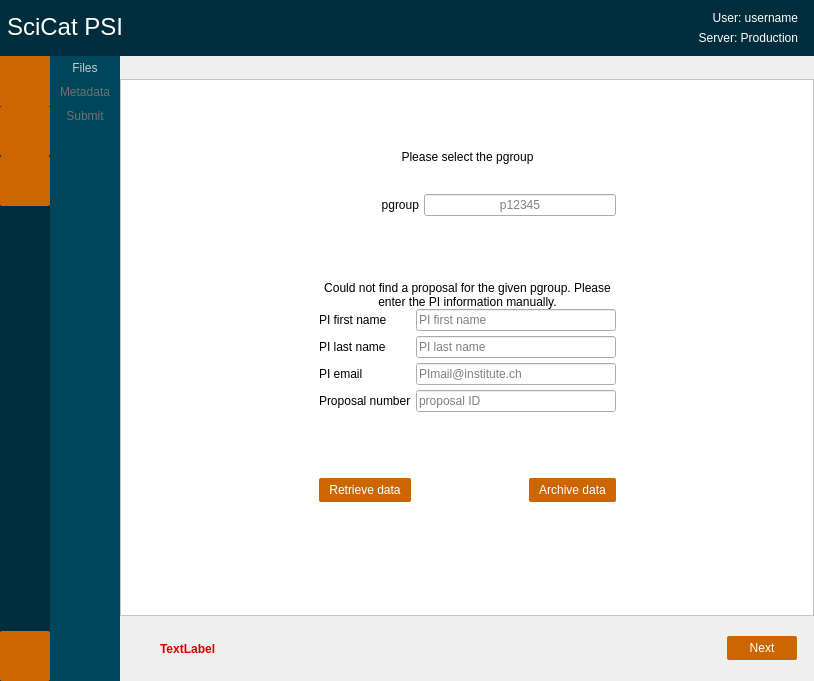
Old version of the form PSIArchiver/dialog.ui in the repository paulscherrerinstitute/scicat-qt.
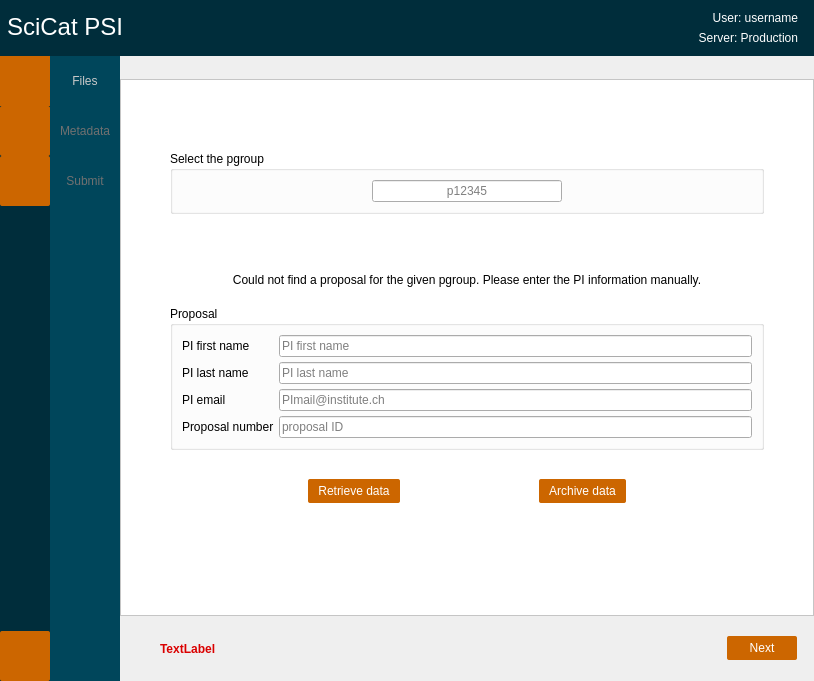
New version of the form. The open tabs and pages were chosen to show the change. Icons and pictures are not drawn.

Patch:
```diff
--- a/PSIArchiver/dialog.ui
+++ b/PSIArchiver/dialog.ui
@@ -387,7 +387,7 @@
         </size>
        </property>
        <property name="styleSheet">
-        <string notr="true">QStackedWidget{background-color:rgb(0, 70, 91); border:0px}</string>
+        <string notr="true">QStackedWidget{background-color:rgb(0, 70, 91); border:0px; padding:0px}</string>
        </property>
        <property name="currentIndex">
         <number>0</number>
@@ -405,7 +405,7 @@
          </sizepolicy>
         </property>
         <property name="styleSheet">
-         <string notr="true">QWidget{background-color:rgb(0, 70, 91); border:0px}</string>
+         <string notr="true">QWidget{background-color:rgb(0, 70, 91); border:0px; padding:0px; padding-top:15px; padding-bottom:15px}</string>
         </property>
         <layout class="QVBoxLayout" name="verticalLayout_13">
          <property name="spacing">
@@ -447,8 +447,8 @@
              </property>
              <property name="minimumSize">
               <size>
-               <width>70</width>
-               <height>24</height>
+               <width>50</width>
+               <height>50</height>
               </size>
              </property>
              <property name="styleSheet">
@@ -475,8 +475,8 @@
              </property>
              <property name="minimumSize">
               <size>
-               <width>70</width>
-               <height>24</height>
+               <width>50</width>
+               <height>50</height>
               </size>
              </property>
              <property name="styleSheet">
@@ -503,8 +503,8 @@
              </property>
              <property name="minimumSize">
               <size>
-               <width>70</width>
-               <height>24</height>
+               <width>50</width>
+               <height>50</height>
               </size>
              </property>
              <property name="styleSheet">
@@ -688,27 +688,42 @@
             <number>2</number>
            </property>
            <widget class="QWidget" name="startPage">
-            <layout class="QHBoxLayout" name="horizontalLayout_3">
-             <property name="spacing">
-              <number>0</number>
-             </property>
-             <property name="leftMargin">
-              <number>0</number>
-             </property>
-             <property name="topMargin">
-              <number>0</number>
-             </property>
-             <property name="rightMargin">
-              <number>0</number>
-             </property>
-             <property name="bottomMargin">
-              <number>0</number>
-             </property>
+            <layout class="QHBoxLayout" name="horizontalLayout_15">
+             <item>
+              <layout class="QVBoxLayout" name="verticalLayout_29">
+               <item>
+                <spacer name="verticalSpacer_21">
+                 <property name="orientation">
+                  <enum>Qt::Vertical</enum>
+                 </property>
+                 <property name="sizeHint" stdset="0">
+                  <size>
+                   <width>20</width>
+                   <height>40</height>
+                  </size>
+                 </property>
+                </spacer>
+               </item>
+               <item>
+                <layout class="QHBoxLayout" name="horizontalLayout_6">
+                 <item>
+                  <spacer name="horizontalSpacer_4">
+                   <property name="orientation">
+                    <enum>Qt::Horizontal</enum>
+                   </property>
+                   <property name="sizeType">
+                    <enum>QSizePolicy::Fixed</enum>
+                   </property>
+                   <property name="sizeHint" stdset="0">
+                    <size>
+                     <width>40</width>
+                     <height>20</height>
+                    </size>
+                   </property>
+                  </spacer>
+                 </item>
              <item>
-              <layout class="QVBoxLayout" name="verticalLayout_4">
-               <property name="spacing">
-                <number>0</number>
-               </property>
+                  <layout class="QVBoxLayout" name="verticalLayout_28">
                <item>
                 <spacer name="verticalSpacer">
                  <property name="orientation">
@@ -716,51 +731,34 @@
                  </property>
                  <property name="sizeHint" stdset="0">
                   <size>
-                   <width>20</width>
-                   <height>32</height>
+                       <width>679</width>
+                       <height>13</height>
                   </size>
                  </property>
                 </spacer>
                </item>
+                   <item>
+                    <widget class="QGroupBox" name="groupBoxPgroup">
+                     <property name="title">
+                      <string>Select the pgroup</string>
+                     </property>
+                     <layout class="QVBoxLayout" name="verticalLayout_4">
                <item>
                 <layout class="QHBoxLayout" name="horizontalLayout_2">
                  <item>
-                  <spacer name="horizontalSpacer_4">
+                         <spacer name="horizontalSpacer_2">
                    <property name="orientation">
                     <enum>Qt::Horizontal</enum>
                    </property>
                    <property name="sizeHint" stdset="0">
                     <size>
-                     <width>40</width>
+                            <width>33</width>
                      <height>20</height>
                     </size>
                    </property>
                   </spacer>
                  </item>
                  <item>
-                  <layout class="QVBoxLayout" name="verticalLayout_3">
-                   <item>
-                    <layout class="QFormLayout" name="formLayout_2">
-                     <property name="horizontalSpacing">
-                      <number>5</number>
-                     </property>
-                     <property name="verticalSpacing">
-                      <number>5</number>
-                     </property>
-                     <item row="1" column="0">
-                      <spacer name="horizontalSpacer">
-                       <property name="orientation">
-                        <enum>Qt::Horizontal</enum>
-                       </property>
-                       <property name="sizeHint" stdset="0">
-                        <size>
-                         <width>40</width>
-                         <height>20</height>
-                        </size>
-                       </property>
-                      </spacer>
-                     </item>
-                     <item row="2" column="1">
                       <widget class="QLineEdit" name="lineEditPgroup">
                        <property name="toolTip">
                         <string>Enter the pgroup ID</string>
@@ -776,49 +774,23 @@
                        </property>
                       </widget>
                      </item>
-                     <item row="3" column="1">
-                      <spacer name="horizontalSpacer_2">
+                        <item>
+                         <spacer name="horizontalSpacer_3">
                        <property name="orientation">
                         <enum>Qt::Horizontal</enum>
                        </property>
                        <property name="sizeHint" stdset="0">
                         <size>
-                         <width>33</width>
+                            <width>40</width>
                          <height>20</height>
                         </size>
                        </property>
                       </spacer>
                      </item>
-                     <item row="2" column="0">
-                      <widget class="QLabel" name="label_2">
-                       <property name="minimumSize">
-                        <size>
-                         <width>100</width>
-                         <height>0</height>
-                        </size>
-                       </property>
-                       <property name="text">
-                        <string>pgroup</string>
-                       </property>
-                       <property name="alignment">
-                        <set>Qt::AlignRight|Qt::AlignTrailing|Qt::AlignVCenter</set>
-                       </property>
-                      </widget>
-                     </item>
-                     <item row="0" column="0" colspan="2">
-                      <widget class="QLabel" name="label_8">
-                       <property name="whatsThis">
-                        <string extracomment="pgroup number"/>
-                       </property>
-                       <property name="text">
-                        <string>Please select the pgroup</string>
-                       </property>
-                       <property name="alignment">
-                        <set>Qt::AlignCenter</set>
-                       </property>
-                      </widget>
-                     </item>
-                    </layout>
+                       </layout>
+                      </item>
+                     </layout>
+                    </widget>
                    </item>
                    <item>
                     <spacer name="verticalSpacer_8">
@@ -835,6 +807,18 @@
                    </item>
                    <item>
                     <widget class="QLabel" name="labelManualEntry">
+                     <property name="sizePolicy">
+                      <sizepolicy hsizetype="Preferred" vsizetype="Fixed">
+                       <horstretch>0</horstretch>
+                       <verstretch>0</verstretch>
+                      </sizepolicy>
+                     </property>
+                     <property name="minimumSize">
+                      <size>
+                       <width>0</width>
+                       <height>40</height>
+                      </size>
+                     </property>
                      <property name="text">
                       <string>Could not find a proposal for the given pgroup. Please enter the PI information manually.</string>
                      </property>
@@ -847,6 +831,12 @@
                     </widget>
                    </item>
                    <item>
+                    <widget class="QGroupBox" name="groupBoxProposal">
+                     <property name="title">
+                      <string>Proposal</string>
+                     </property>
+                     <layout class="QVBoxLayout" name="verticalLayout_3">
+                      <item>
                     <layout class="QFormLayout" name="formLayoutPI">
                      <property name="horizontalSpacing">
                       <number>5</number>
@@ -960,6 +950,9 @@
                      </item>
                     </layout>
                    </item>
+                     </layout>
+                    </widget>
+                   </item>
                    <item>
                     <spacer name="verticalSpacer_13">
                      <property name="orientation">
@@ -971,7 +964,7 @@
                      <property name="sizeHint" stdset="0">
                       <size>
                        <width>17</width>
-                       <height>63</height>
+                       <height>20</height>
                       </size>
                      </property>
                     </spacer>
@@ -989,12 +982,12 @@
 </string>
                      </property>
                      <property name="frameShape">
-                      <enum>QFrame::StyledPanel</enum>
+                      <enum>QFrame::NoFrame</enum>
                      </property>
                      <property name="frameShadow">
                       <enum>QFrame::Raised</enum>
                      </property>
-                     <layout class="QHBoxLayout" name="horizontalLayout_6">
+                     <layout class="QHBoxLayout" name="horizontalLayout_3">
                       <property name="spacing">
                        <number>0</number>
                       </property>
@@ -1012,6 +1005,19 @@
                       </property>
                       <item>
                        <layout class="QHBoxLayout" name="horizontalLayout_5">
+                        <item>
+                         <spacer name="horizontalSpacer_21">
+                          <property name="orientation">
+                           <enum>Qt::Horizontal</enum>
+                          </property>
+                          <property name="sizeHint" stdset="0">
+                           <size>
+                            <width>40</width>
+                            <height>20</height>
+                           </size>
+                          </property>
+                         </spacer>
+                        </item>
                         <item>
                          <widget class="QPushButton" name="pushButtonRetrieveData">
                           <property name="text">
@@ -1024,6 +1030,9 @@
                           <property name="orientation">
                            <enum>Qt::Horizontal</enum>
                           </property>
+                          <property name="sizeType">
+                           <enum>QSizePolicy::Expanding</enum>
+                          </property>
                           <property name="sizeHint" stdset="0">
                            <size>
                             <width>30</width>
@@ -1039,6 +1048,19 @@
                           </property>
                          </widget>
                         </item>
+                        <item>
+                         <spacer name="horizontalSpacer_22">
+                          <property name="orientation">
+                           <enum>Qt::Horizontal</enum>
+                          </property>
+                          <property name="sizeHint" stdset="0">
+                           <size>
+                            <width>40</width>
+                            <height>20</height>
+                           </size>
+                          </property>
+                         </spacer>
+                        </item>
                        </layout>
                       </item>
                      </layout>
@@ -1060,10 +1082,13 @@
                   </layout>
                  </item>
                  <item>
-                  <spacer name="horizontalSpacer_3">
+                  <spacer name="horizontalSpacer">
                    <property name="orientation">
                     <enum>Qt::Horizontal</enum>
                    </property>
+                   <property name="sizeType">
+                    <enum>QSizePolicy::Fixed</enum>
+                   </property>
                    <property name="sizeHint" stdset="0">
                     <size>
                      <width>40</width>
```
Left out of the diff: 135 changed lines with no effect on the pictures. Lines whose indentation alone changed are shown as unchanged.
